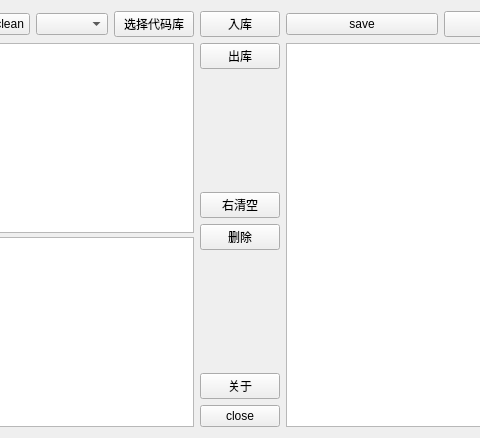
Above: auto_c_code/autoccode.ui from yjduoduo/auto_c_code before the change; both pictures show x 329 to 809 and y 0 to 438 of the 936 by 438 pixel window. Below: the same form after it.
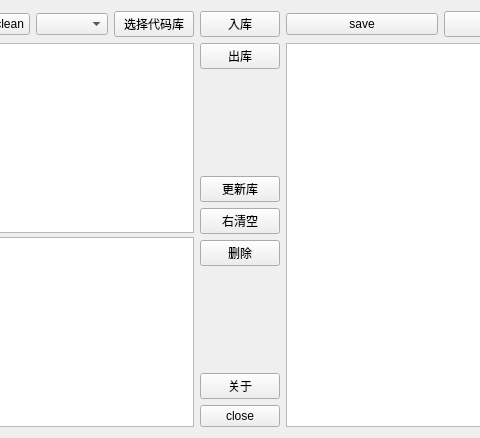
That is the form after the change.

Commit message: 1.新版本1.2.1 2.添加小写检测列 表中增加列 小写 keywords 3.更新各个表中的keywords

Patch:
```diff
--- a/auto_c_code/autoccode.ui
+++ b/auto_c_code/autoccode.ui
@@ -98,6 +98,13 @@
          </property>
         </spacer>
        </item>
+       <item>
+        <widget class="QPushButton" name="pushButton_updatedb">
+         <property name="text">
+          <string>更新库</string>
+         </property>
+        </widget>
+       </item>
        <item>
         <widget class="QPushButton" name="rightclear_btn">
          <property name="text">
```
The commit also changes 12 other files.
